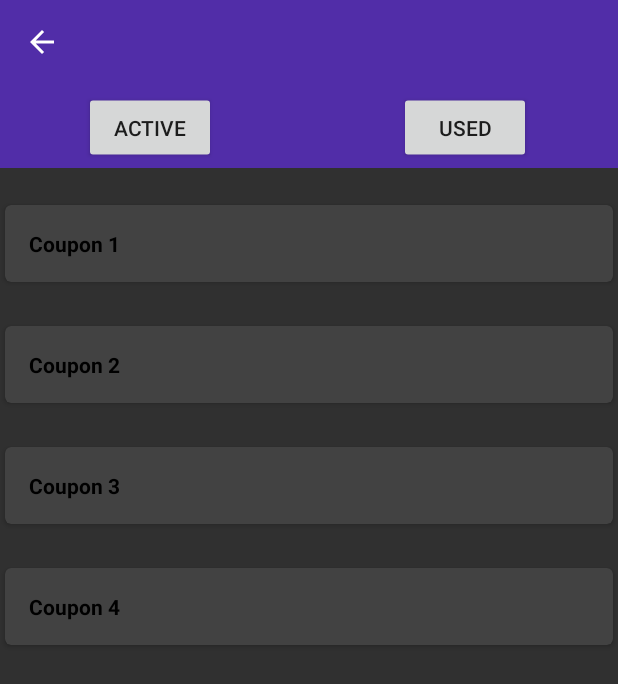
After one commit to g-chameleon/AndroidFoodTakeout, an Android app: the layout coupon.xml on its own in the app's theme, with its tools: preview values and no code run, on a phone screen of 412 x 824 dp. The commit adds this screen. Shown: the top 684 px of the screen. Run offline under Robolectric (Android 15) with nearby library versions, the phone set to English and light mode, and no system bars.

Commit message:
添加優惠券

```diff
--- /dev/null
+++ b/flashDrop/app/src/main/java/fcu/flashDrop/couponActivity.java
@@ -0,0 +1,13 @@
+package fcu.flashDrop;
+
+import android.os.Bundle;
+
+import androidx.appcompat.app.AppCompatActivity;
+
+public class couponActivity extends AppCompatActivity{
+    @Override
+    protected void onCreate(Bundle savedInstanceState) {
+        super.onCreate(savedInstanceState);
+        setContentView(R.layout.coupon);
+    }
+}
--- /dev/null
+++ b/flashDrop/app/src/main/res/drawable/ic_arrow_back_white_24dp.xml
@@ -0,0 +1,9 @@
+<vector xmlns:android="http://schemas.android.com/apk/res/android"
+        android:width="24dp"
+        android:height="24dp"
+        android:viewportWidth="24.0"
+        android:viewportHeight="24.0">
+    <path
+        android:fillColor="#FFFFFF"
+        android:pathData="M20,11H7.83l5.59,-5.59L12,4l-8,8 8,8 1.41,-1.41L7.83,13H20v-2z"/>
+</vector>
--- /dev/null
+++ b/flashDrop/app/src/main/res/drawable/ic_launcher_foreground.xml
@@ -0,0 +1,30 @@
+<vector xmlns:android="http://schemas.android.com/apk/res/android"
+    xmlns:aapt="http://schemas.android.com/aapt"
+    android:width="108dp"
+    android:height="108dp"
+    android:viewportWidth="108"
+    android:viewportHeight="108">
+    <path android:pathData="M31,63.928c0,0 6.4,-11 12.1,-13.1c7.2,-2.6 26,-1.4 26,-1.4l38.1,38.1L107,108.928l-32,-1L31,63.928z">
+        <aapt:attr name="android:fillColor">
+            <gradient
+                android:endX="85.84757"
+                android:endY="92.4963"
+                android:startX="42.9492"
+                android:startY="49.59793"
+                android:type="linear">
+                <item
+                    android:color="#44000000"
+                    android:offset="0.0" />
+                <item
+                    android:color="#00000000"
+                    android:offset="1.0" />
+            </gradient>
+        </aapt:attr>
+    </path>
+    <path
+        android:fillColor="#FFFFFF"
+        android:fillType="nonZero"
+        android:pathData="M65.3,45.828l3.8,-6.6c0.2,-0.4 0.1,-0.9 -0.3,-1.1c-0.4,-0.2 -0.9,-0.1 -1.1,0.3l-3.9,6.7c-6.3,-2.8 -13.4,-2.8 -19.7,0l-3.9,-6.7c-0.2,-0.4 -0.7,-0.5 -1.1,-0.3C38.8,38.328 38.7,38.828 38.9,39.228l3.8,6.6C36.2,49.428 31.7,56.028 31,63.928h46C76.3,56.028 71.8,49.428 65.3,45.828zM43.4,57.328c-0.8,0 -1.5,-0.5 -1.8,-1.2c-0.3,-0.7 -0.1,-1.5 0.4,-2.1c0.5,-0.5 1.4,-0.7 2.1,-0.4c0.7,0.3 1.2,1 1.2,1.8C45.3,56.528 44.5,57.328 43.4,57.328L43.4,57.328zM64.6,57.328c-0.8,0 -1.5,-0.5 -1.8,-1.2s-0.1,-1.5 0.4,-2.1c0.5,-0.5 1.4,-0.7 2.1,-0.4c0.7,0.3 1.2,1 1.2,1.8C66.5,56.528 65.6,57.328 64.6,57.328L64.6,57.328z"
+        android:strokeWidth="1"
+        android:strokeColor="#00000000" />
+</vector>
--- a/flashDrop/app/src/main/res/layout/activity_user.xml
+++ b/flashDrop/app/src/main/res/layout/activity_user.xml
@@ -41,7 +41,7 @@
             android:id="@+id/textView3"
             android:layout_width="match_parent"
             android:layout_height="wrap_content"
-            android:text="收藏的店鋪"
+            android:text="優惠券"
             android:textAlignment="center"
             android:textColor="#0E0E0E"
             android:textSize="36sp" />
--- /dev/null
+++ b/flashDrop/app/src/main/res/layout/coupon.xml
@@ -0,0 +1,250 @@
+<?xml version="1.0" encoding="utf-8"?>
+<androidx.coordinatorlayout.widget.CoordinatorLayout xmlns:android="http://schemas.android.com/apk/res/android"
+    xmlns:app="http://schemas.android.com/apk/res-auto"
+    xmlns:tools="http://schemas.android.com/tools"
+    android:layout_width="match_parent"
+    android:layout_height="match_parent"
+    tools:context=".MainActivity">
+
+    <com.google.android.material.appbar.AppBarLayout
+        android:layout_width="match_parent"
+        android:layout_height="wrap_content"
+        android:background="#512DA8"
+        android:theme="@style/AppTheme.AppBarOverlay"
+        app:elevation="0dp">
+
+        <androidx.appcompat.widget.Toolbar
+            android:id="@+id/ToolBar1"
+            android:layout_width="match_parent"
+            android:layout_height="?attr/actionBarSize"
+            app:popupTheme="@style/AppTheme.PopupOverlay"
+            app:theme="@style/AppTheme.Toolbar">
+
+            <RelativeLayout
+                android:layout_width="match_parent"
+                android:layout_height="wrap_content"
+                android:layout_marginEnd="16dp">
+
+                <ImageView
+                    android:id="@+id/back_button"
+                    android:layout_width="wrap_content"
+                    android:layout_height="wrap_content"
+                    android:layout_alignParentStart="true"
+                    android:layout_alignParentTop="true"
+                    android:src="@drawable/ic_arrow_back_white_24dp" />
+
+            </RelativeLayout>
+
+        </androidx.appcompat.widget.Toolbar>
+
+    </com.google.android.material.appbar.AppBarLayout>
+
+    <com.google.android.material.appbar.AppBarLayout
+        android:layout_width="match_parent"
+        android:layout_height="wrap_content"
+        android:background="#512DA8"
+        android:theme="@style/AppTheme.AppBarOverlay"
+        android:translationY="56dp"
+        app:elevation="0dp">
+
+        <androidx.appcompat.widget.Toolbar
+            android:id="@+id/ToolBar2"
+            android:layout_width="match_parent"
+            android:layout_height="?attr/actionBarSize"
+            app:popupTheme="@style/AppTheme.PopupOverlay"
+            app:theme="@style/AppTheme.Toolbar">
+
+
+            <RelativeLayout
+                android:layout_width="match_parent"
+                android:layout_height="match_parent">
+
+                <Button
+                    android:id="@+id/Left"
+                    android:layout_width="wrap_content"
+                    android:layout_height="wrap_content"
+                    android:layout_marginEnd="1dp"
+                    android:text="Active"
+                    android:translationX="40dp"
+                    android:translationY="5dp" />
+
+                <Button
+                    android:id="@+id/Right"
+                    android:layout_width="wrap_content"
+                    android:layout_height="wrap_content"
+                    android:text="Used"
+                    android:translationX="250dp"
+                    android:translationY="5dp" />
+
+            </RelativeLayout>
+
+        </androidx.appcompat.widget.Toolbar>
+
+    </com.google.android.material.appbar.AppBarLayout>
+
+    <RelativeLayout
+        android:layout_width="match_parent"
+        android:layout_height="match_parent"
+        android:layout_marginTop="56dp"
+        app:layout_behavior="@string/appbar_scrolling_view_behavior">
+
+        <ScrollView
+            android:layout_width="match_parent"
+            android:layout_height="match_parent">
+
+            <LinearLayout
+                android:layout_width="match_parent"
+                android:layout_height="wrap_content"
+                android:orientation="vertical">
+
+                <androidx.cardview.widget.CardView
+                    android:id="@+id/CV1"
+                    android:layout_width="match_parent"
+                    android:layout_height="wrap_content"
+                    android:layout_marginLeft="0dp"
+                    android:layout_marginTop="20dp"
+                    android:layout_marginRight="0dp"
+                    android:clickable="true"
+                    android:focusable="true"
+                    android:foreground="?android:attr/selectableItemBackground"
+                    app:cardCornerRadius="4dp"
+                    app:cardUseCompatPadding="true"
+                    app:contentPadding="16dp">
+
+                    <LinearLayout
+                        android:layout_width="match_parent"
+                        android:layout_height="wrap_content"
+                        android:orientation="horizontal"
+                        android:weightSum="100">
+
+                        <LinearLayout
+                            android:layout_width="0dp"
+                            android:layout_height="match_parent"
+                            android:layout_weight="60"
+                            android:orientation="vertical">
+
+                            <TextView
+                                android:layout_width="wrap_content"
+                                android:layout_height="wrap_content"
+                                android:text="Coupon 1"
+                                android:textColor="#000000"
+                                android:textStyle="bold" />
+                        </LinearLayout>
+                    </LinearLayout>
+                </androidx.cardview.widget.CardView>
+
+                <androidx.cardview.widget.CardView
+                    android:id="@+id/CV2"
+                    android:layout_width="match_parent"
+                    android:layout_height="wrap_content"
+                    android:layout_marginLeft="0dp"
+                    android:layout_marginTop="20dp"
+                    android:layout_marginRight="0dp"
+                    android:clickable="true"
+                    android:focusable="true"
+                    android:foreground="?android:attr/selectableItemBackground"
+                    app:cardCornerRadius="4dp"
+                    app:cardUseCompatPadding="true"
+                    app:contentPadding="16dp">
+
+                    <LinearLayout
+                        android:layout_width="match_parent"
+                        android:layout_height="wrap_content"
+                        android:orientation="horizontal"
+                        android:weightSum="100">
+
+                        <LinearLayout
+                            android:layout_width="0dp"
+                            android:layout_height="match_parent"
+                            android:layout_weight="60"
+                            android:orientation="vertical">
+
+                            <TextView
+                                android:layout_width="wrap_content"
+                                android:layout_height="wrap_content"
+                                android:text="Coupon 2"
+                                android:textColor="#000000"
+                                android:textStyle="bold" />
+                        </LinearLayout>
+                    </LinearLayout>
+                </androidx.cardview.widget.CardView>
+
+                <androidx.cardview.widget.CardView
+                    android:id="@+id/CV3"
+                    android:layout_width="match_parent"
+                    android:layout_height="wrap_content"
+                    android:layout_marginLeft="0dp"
+                    android:layout_marginTop="20dp"
+                    android:layout_marginRight="0dp"
+                    android:clickable="true"
+                    android:focusable="true"
+                    android:foreground="?android:attr/selectableItemBackground"
+                    app:cardCornerRadius="4dp"
+                    app:cardUseCompatPadding="true"
+                    app:contentPadding="16dp">
+
+                    <LinearLayout
+                        android:layout_width="match_parent"
+                        android:layout_height="wrap_content"
+                        android:orientation="horizontal"
+                        android:weightSum="100">
+
+                        <LinearLayout
+                            android:layout_width="0dp"
+                            android:layout_height="match_parent"
+                            android:layout_weight="60"
+                            android:orientation="vertical">
+
+                            <TextView
+                                android:layout_width="wrap_content"
+                                android:layout_height="wrap_content"
+                                android:text="Coupon 3"
+                                android:textColor="#000000"
+                                android:textStyle="bold" />
+                        </LinearLayout>
+                    </LinearLayout>
+                </androidx.cardview.widget.CardView>
+
+                <androidx.cardview.widget.CardView
+                    android:id="@+id/CV4"
+                    android:layout_width="match_parent"
+                    android:layout_height="wrap_content"
+                    android:layout_marginLeft="0dp"
+                    android:layout_marginTop="20dp"
+                    android:layout_marginRight="0dp"
+                    android:clickable="true"
+                    android:focusable="true"
+                    android:foreground="?android:attr/selectableItemBackground"
+                    app:cardCornerRadius="4dp"
+                    app:cardUseCompatPadding="true"
+                    app:contentPadding="16dp">
+
+                    <LinearLayout
+                        android:layout_width="match_parent"
+                        android:layout_height="wrap_content"
+                        android:orientation="horizontal"
+                        android:weightSum="100">
+
+                        <LinearLayout
+                            android:layout_width="0dp"
+                            android:layout_height="match_parent"
+                            android:layout_weight="60"
+                            android:orientation="vertical">
+
+                            <TextView
+                                android:layout_width="wrap_content"
+                                android:layout_height="wrap_content"
+                                android:text="Coupon 4"
+                                android:textColor="#000000"
+                                android:textStyle="bold" />
+                        </LinearLayout>
+                    </LinearLayout>
+                </androidx.cardview.widget.CardView>
+
+            </LinearLayout>
+
+        </ScrollView>
+
+    </RelativeLayout>
+
+</androidx.coordinatorlayout.widget.CoordinatorLayout>
```
